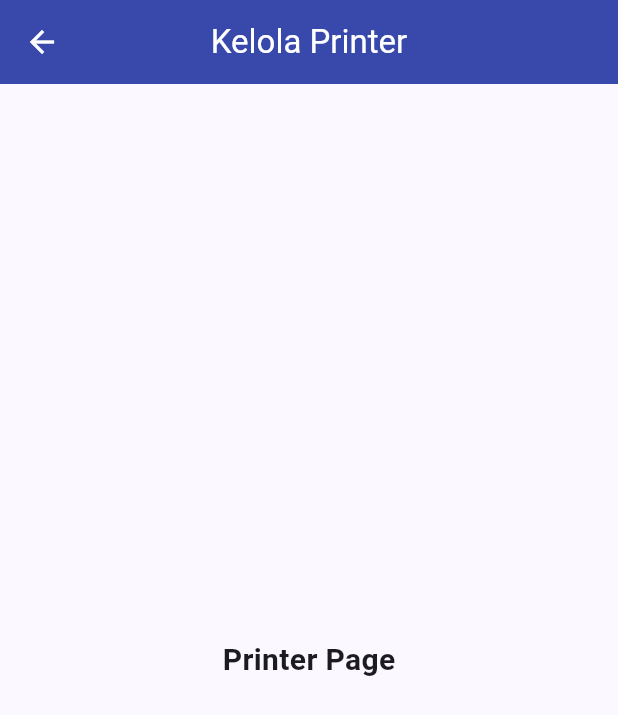
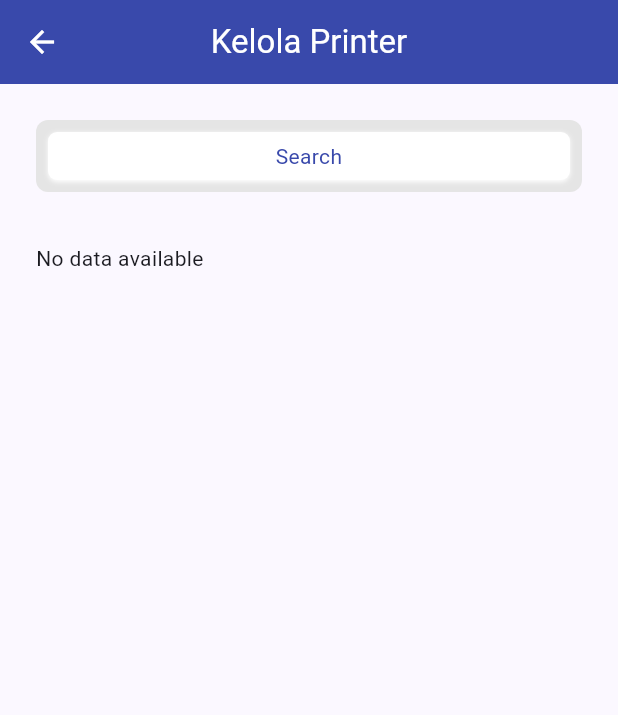
Before and after one commit to kochan4php/flutter_antrian_app, a Flutter app: the PrinterPage screen opened directly, on a phone screen of 412 x 824 dp. Shown: the top 715 px of the screen. Run offline on Flutter 3.47's test engine with Material 3 defaults, Android fonts, the phone set to English and light mode, and no system bars; our stand-ins replace permission_handler, sqflite; missing offline and left inert: audio_plus, esc_pos_utils_plus, print_bluetooth_thermal; accounts and stored records are empty.

Commit message:
integrasi print bluetooth thermal

```diff
--- a/lib/pages/printer_page.dart
+++ b/lib/pages/printer_page.dart
@@ -1,4 +1,11 @@
 import 'package:flutter/material.dart';
+import 'package:flutter/services.dart';
+import 'package:permission_handler/permission_handler.dart';
+import 'package:print_bluetooth_thermal/print_bluetooth_thermal.dart';
+
+import '../core/constants/colors.dart';
+import 'widgets/menu_printer_button.dart';
+import 'widgets/menu_printer_content.dart';
 
 class PrinterPage extends StatefulWidget {
   const PrinterPage({super.key});
@@ -8,6 +15,88 @@ class PrinterPage extends StatefulWidget {
 }
 
 class _PrinterPageState extends State<PrinterPage> {
+  int selectedIndex = 0;
+
+  String macName = '';
+  String? macConnected;
+
+  bool connected = false;
+  List<BluetoothInfo> items = [];
+
+  String optionprinttype = "58 mm";
+  List<String> options = ["58 mm", "80 mm"];
+
+  @override
+  void initState() {
+    super.initState();
+    initPlatformState();
+  }
+
+  Future<void> initPlatformState() async {
+    String platformVersion;
+    int porcentbatery = 0;
+
+    try {
+      platformVersion = await PrintBluetoothThermal.platformVersion;
+
+      porcentbatery = await PrintBluetoothThermal.batteryLevel;
+    } on PlatformException {
+      platformVersion = 'Failed to get platform version.';
+    }
+
+    if (!mounted) return;
+
+    final bool result = await PrintBluetoothThermal.bluetoothEnabled;
+  }
+
+  Future<void> getBluetoots() async {
+    setState(() {
+      items = [];
+    });
+    var status2 = await Permission.bluetoothScan.status;
+    if (status2.isDenied) {
+      await Permission.bluetoothScan.request();
+    }
+    var status = await Permission.bluetoothConnect.status;
+    if (status.isDenied) {
+      await Permission.bluetoothConnect.request();
+    }
+
+    final List<BluetoothInfo> listResult =
+        await PrintBluetoothThermal.pairedBluetooths;
+
+    setState(() {
+      items = listResult;
+    });
+  }
+
+  Future<void> connect(String mac) async {
+    setState(() {
+      connected = false;
+    });
+    final bool result =
+        await PrintBluetoothThermal.connect(macPrinterAddress: mac);
+
+    if (result) {
+      connected = true;
+
+      ScaffoldMessenger.of(context).showSnackBar(
+        SnackBar(
+          content: Text('Printer connected with Name $mac'),
+          backgroundColor: AppColors.primary,
+        ),
+      );
+    }
+  }
+
+  Future<void> disconnect() async {
+    final bool status = await PrintBluetoothThermal.disconnect;
+    setState(() {
+      connected = false;
+    });
+    print("status disconnect $status");
+  }
+
   @override
   Widget build(BuildContext context) {
     return Scaffold(
@@ -24,15 +113,85 @@ class _PrinterPageState extends State<PrinterPage> {
           },
         ),
       ),
-      body: Center(
-        child: Text(
-          'Printer Page',
-          style: const TextStyle(
-            fontSize: 20,
-            fontWeight: FontWeight.bold,
+      body: ListView(
+        padding: const EdgeInsets.all(24.0),
+        children: [
+          Container(
+            width: MediaQuery.of(context).size.width / 2,
+            padding: const EdgeInsets.all(8.0),
+            decoration: BoxDecoration(
+              color: AppColors.card,
+              borderRadius: BorderRadius.circular(8),
+            ),
+            child: Row(
+              mainAxisSize: MainAxisSize.min,
+              children: [
+                MenuPrinterButton(
+                  label: 'Search',
+                  onPressed: () {
+                    getBluetoots();
+                  },
+                  isActive: selectedIndex == 0,
+                ),
+              ],
+            ),
           ),
-        ),
+          const SizedBox(height: 34.0),
+          _Body(
+            macName: macName,
+            datas: items,
+            clickHandler: (mac) async {
+              macName = mac;
+              await connect(mac);
+              setState(() {});
+            },
+          ),
+        ],
       ),
     );
   }
 }
+
+class _Body extends StatelessWidget {
+  final String macName;
+  final List<BluetoothInfo> datas;
+
+  final Function(String) clickHandler;
+
+  const _Body({
+    required this.macName,
+    required this.datas,
+    required this.clickHandler,
+  });
+
+  @override
+  Widget build(BuildContext context) {
+    if (datas.isEmpty) {
+      return const Text('No data available');
+    } else {
+      return Container(
+        padding: const EdgeInsets.all(24.0),
+        decoration: BoxDecoration(
+          color: Colors.white,
+          border: Border.all(color: AppColors.card, width: 2),
+          borderRadius: BorderRadius.circular(6),
+        ),
+        child: ListView.separated(
+          shrinkWrap: true,
+          physics: const NeverScrollableScrollPhysics(),
+          itemCount: datas.length,
+          separatorBuilder: (context, index) => const SizedBox(width: 16.0),
+          itemBuilder: (context, index) => InkWell(
+            onTap: () {
+              clickHandler(datas[index].macAdress);
+            },
+            child: MenuPrinterContent(
+              isSelected: macName == datas[index].macAdress,
+              data: datas[index],
+            ),
+          ),
+        ),
+      );
+    }
+  }
+}
--- /dev/null
+++ b/lib/pages/widgets/menu_printer_button.dart
@@ -0,0 +1,51 @@
+import 'package:flutter/material.dart';
+
+import '../../../core/constants/colors.dart';
+
+class MenuPrinterButton extends StatelessWidget {
+  final String label;
+  final VoidCallback onPressed;
+  final bool isActive;
+
+  const MenuPrinterButton({
+    super.key,
+    required this.label,
+    required this.onPressed,
+    required this.isActive,
+  });
+
+  @override
+  Widget build(BuildContext context) {
+
+    return Flexible(
+      child: InkWell(
+        onTap: onPressed,
+        child: Container(
+          width: MediaQuery.of(context).size.width,
+          padding: const EdgeInsets.symmetric(horizontal: 12, vertical: 6),
+          decoration: BoxDecoration(
+            color: isActive ? Colors.white : AppColors.card,
+            borderRadius: BorderRadius.circular(6),
+            boxShadow: isActive
+                ? const [
+                    BoxShadow(
+                      color: AppColors.white,
+                      blurRadius: 2,
+                      offset: Offset(0, 1),
+                      spreadRadius: 0,
+                    ),
+                  ]
+                : null,
+          ),
+          child: Text(
+            label,
+            textAlign: TextAlign.center,
+            style: TextStyle(
+              color: isActive ? AppColors.primary : AppColors.black,
+            ),
+          ),
+        ),
+      ),
+    );
+  }
+}
```
Also changed, not shown: lib/data/datasources/antrian_print.dart (added, +48 -0 lines), lib/pages/home_page.dart (+30 -5 lines), lib/pages/widgets/menu_printer_content.dart (added, +43 -0 lines), pubspec.yaml (+7 -2 lines), lib/data/datasources/antrian_local_datasource.dart (line endings or trailing spaces), pubspec.lock, 3 other files.
